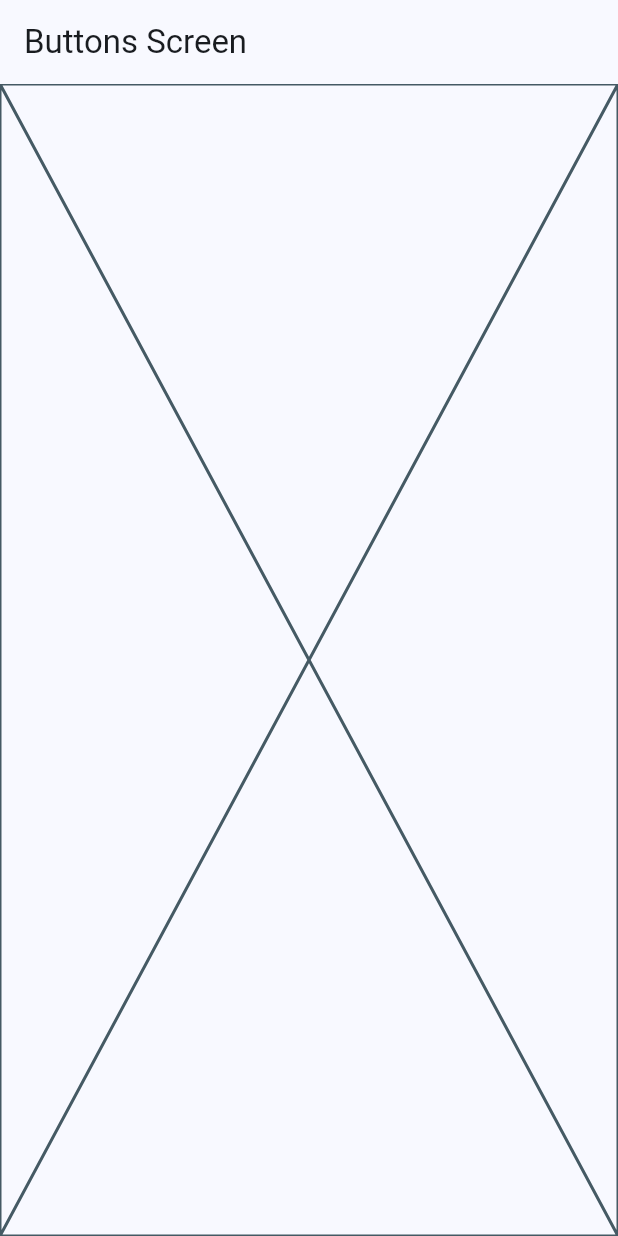
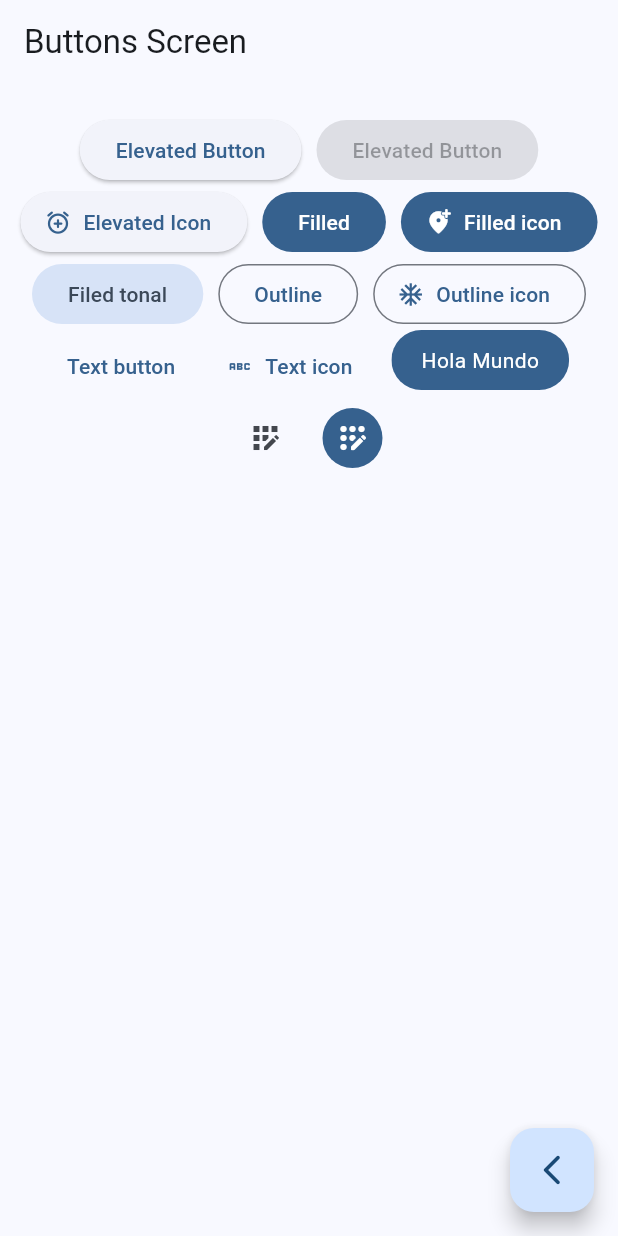
Before and after one commit to jcbautista27/widgets_app, a Flutter app: the ButtonsScreen screen opened by its route, on a phone screen of 412 x 824 dp. Run offline on Flutter 3.47's test engine with Material 2 defaults, Android fonts, the phone set to English and light mode, and no system bars; our stand-ins replace go_router.

Commit message:
Button screen terminado

```diff
--- a/lib/presentation/screens/buttons/buttons_screen.dart
+++ b/lib/presentation/screens/buttons/buttons_screen.dart
@@ -10,7 +10,85 @@ class ButtonsScreen extends StatelessWidget {
       appBar: AppBar(
         title: const Text('Buttons Screen'),
       ),
-      body: const Placeholder(),
+      body: const _ButtonsView(),
+      floatingActionButton: FloatingActionButton(
+        onPressed: (){
+          Navigator.of(context).pop();
+        },
+        child: const Icon(Icons.arrow_back_ios_new_rounded),
+      ),
     );
   }
 }
+
+class _ButtonsView extends StatelessWidget {
+  const _ButtonsView({Key? key}) : super(key: key);
+
+  @override
+  Widget build(BuildContext context) {
+
+    final colors = Theme.of(context).colorScheme;
+
+    return SizedBox(
+      width: double.infinity,
+      child: Padding(
+        padding: const EdgeInsets.symmetric(horizontal: 10, vertical: 20),
+        child: Wrap(
+          alignment: WrapAlignment.center,
+          spacing: 10,
+          children: [
+            ElevatedButton(onPressed: (){}, child: const Text('Elevated Button')),
+            const ElevatedButton(onPressed: null, child: Text('Elevated Button')),
+            ElevatedButton.icon(onPressed: (){}, icon: const Icon(Icons.alarm_add_rounded), label: const Text('Elevated Icon')),
+
+            FilledButton(onPressed: (){}, child: const Text('Filled')),
+            FilledButton.icon(onPressed: (){}, icon: const Icon(Icons.add_location_alt_rounded), label: const Text('Filled icon')),
+            FilledButton.tonal(onPressed: (){}, child: const Text('Filed tonal')),
+
+            OutlinedButton(onPressed: (){}, child: const Text('Outline')),
+            OutlinedButton.icon(onPressed: (){}, icon: const Icon(Icons.ac_unit), label: const Text('Outline icon')),
+
+            TextButton(onPressed: (){}, child: const Text('Text button')),
+            TextButton.icon(onPressed: (){}, icon: const Icon(Icons.abc_outlined), label: const Text('Text icon')),
+
+            const CustomButton(),
+
+            IconButton(onPressed: (){}, icon: const Icon(Icons.app_registration_outlined)),
+            IconButton(
+              onPressed: (){},
+              icon: const Icon(Icons.app_registration_rounded),
+              style: ButtonStyle(
+                backgroundColor: MaterialStatePropertyAll(colors.primary),
+                iconColor: const MaterialStatePropertyAll(Colors.white)
+              ),)
+
+
+          ],
+        ),
+      ),
+    );
+  }
+}
+class CustomButton extends StatelessWidget {
+  const CustomButton({Key? key}) : super(key: key);
+
+  @override
+  Widget build(BuildContext context) {
+
+    final colors = Theme.of(context).colorScheme;
+
+    return ClipRRect(
+      borderRadius: BorderRadius.circular(20),
+      child: Material(
+        color: colors.primary,
+        child: InkWell(
+          onTap: () {},
+          child: const Padding(
+            padding: EdgeInsets.symmetric(horizontal: 20, vertical: 10),
+            child: Text('Hola Mundo', style: TextStyle(color: Colors.white)),),
+        ),
+
+      ),
+    );
+  }
+}
```
